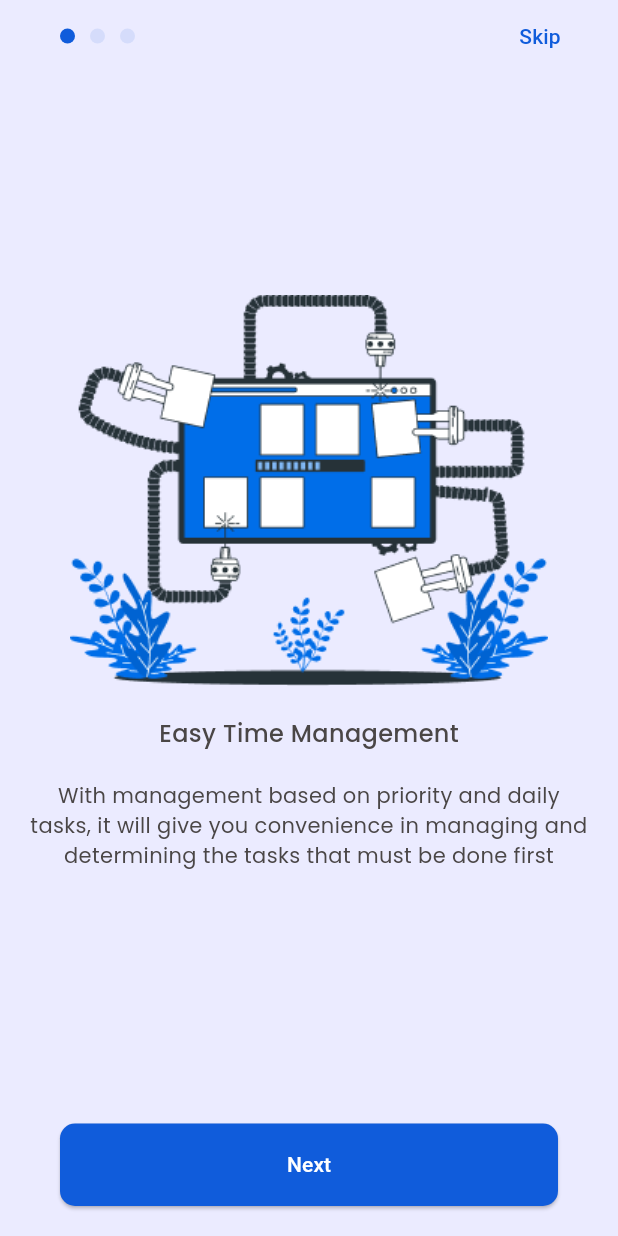
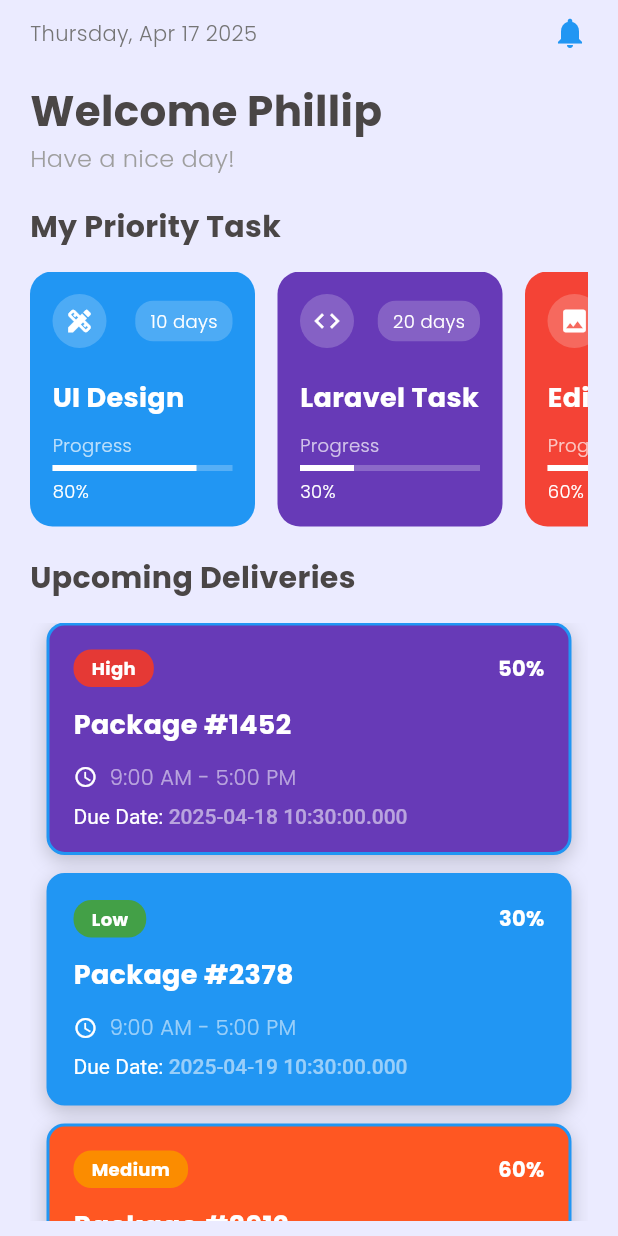
Before and after one commit to Tahsin007/nstu-codebreakers, a Flutter app: the screen it shows after launch, on a phone screen of 412 x 824 dp. Run offline on Flutter 3.47's test engine with Material 3 defaults, Android fonts, the phone set to English and light mode, and no system bars; our stand-ins replace dartz, equatable, flutter_bloc, flutter_dotenv, get_it, go_router and 4 more; accounts and stored records are empty.

Commit message:
Priority tasks and Upcoming delivery cards are made

```diff
--- a/task_hive/lib/core/navigation/router_config.dart
+++ b/task_hive/lib/core/navigation/router_config.dart
@@ -1,6 +1,7 @@
 import 'package:go_router/go_router.dart';
 import 'package:task_hive/features/auth/presentation/screens/sign_up_screen.dart';
 import 'package:task_hive/features/auth/presentation/screens/signin_screen.dart';
+import 'package:task_hive/features/home/presentation/home_screen.dart';
 import 'package:task_hive/features/onboarding/presentation/screens/onboard_screen_1.dart';
 import 'package:task_hive/features/onboarding/presentation/screens/onboard_screen_2.dart';
 import 'package:task_hive/features/onboarding/presentation/screens/splash_screen.dart';
@@ -19,7 +20,9 @@ class MyRouterConfig {
     routes: [
       GoRoute(
         path: MyRoutes.initialRoute,
-        builder: (context, state) => const SplashScreen(),
+        // builder: (context, state) => const SplashScreen(),
+        builder: (context, state) => const HomePage(),
+
       ),
       GoRoute(
         path: "/${MyRoutes.onboard1}",
@@ -49,6 +52,10 @@ class MyRouterConfig {
         path: "/${MyRoutes.signUpRoute}",
         builder: (context, state) => const SignUpScreen(),
       ),
+      GoRoute(
+        path: MyRoutes.home,
+        builder: (context, state) => const HomePage(),
+      )
     ],
   );
 }
--- a/task_hive/lib/core/navigation/routes.dart
+++ b/task_hive/lib/core/navigation/routes.dart
@@ -13,4 +13,6 @@ class MyRoutes {
 
   static String signInRoute = '/signIn';
   static String profile = '/profile';
+
+  static String home = '/home';
 }
--- /dev/null
+++ b/task_hive/lib/features/home/domain/entity/project_info.dart
@@ -0,0 +1,23 @@
+import 'package:flutter/material.dart';
+
+class ProjectData {
+  final String title;
+  final String address;
+  final DateTime date;
+  final String status;
+  final List<String> assignee;
+  final Color bgColor;
+  final String priority;
+  final int percentage;
+
+  ProjectData({
+    required this.title,
+    required this.address,
+    required this.date,
+    required this.status,
+    required this.assignee,
+    required this.bgColor,
+    required this.priority,
+    required this.percentage
+  });
+}
--- /dev/null
+++ b/task_hive/lib/features/home/presentation/home_screen.dart
@@ -0,0 +1,217 @@
+import 'package:flutter/material.dart';
+import 'package:logger/logger.dart';
+import 'package:task_hive/features/home/presentation/widgets/priority_task_card.dart';
+import 'package:task_hive/features/home/presentation/widgets/upcoming_delivery_card.dart';
+
+import '../domain/entity/project_info.dart';
+// import 'package:intl/intl.dart';
+
+class HomePage extends StatefulWidget {
+  const HomePage({super.key});
+
+  @override
+  State<HomePage> createState() => _HomePageState();
+}
+
+class _HomePageState extends State<HomePage> {
+  int _selectedIndex = 0;
+
+  // Sample delivery task data
+  final List<ProjectData> _deliveryTasks = [
+    ProjectData(
+        title: 'Package #1452',
+        address: '123 Main Street, Apt 4B',
+        date: DateTime.now().add(const Duration(days: 1)),
+        status: 'In Transit',
+        assignee: ['Tahsin', 'Mamun', 'Rafi'],
+        bgColor: Colors.deepPurple,
+        priority: 'High',
+      percentage: 50
+
+    ),
+    ProjectData(
+        title: 'Package #2378',
+        address: '456 Oak Avenue',
+        date: DateTime.now().add(const Duration(days: 2)),
+        status: 'Processing',
+        assignee: ['Tahsin', 'Mamun', 'Rafi'],
+        bgColor: Colors.blue,
+        priority: 'Low',
+        percentage: 30,
+    ),
+    ProjectData(
+      title: 'Package #3912',
+      address: '789 Pine Road',
+      date: DateTime.now().add(const Duration(days: 3)),
+      status: 'Scheduled',
+      assignee: ['Tahsin','Mamun','Rafi'],
+      bgColor: Colors.deepOrange,
+      priority: 'Medium',
+      percentage: 60
+
+    )
+  ];
+
+  void _onItemTapped(int index) {
+    setState(() {
+      _selectedIndex = index;
+    });
+  }
+
+  @override
+  Widget build(BuildContext context) {
+    final now = DateTime.now();
+
+    final formattedDate = _formatDate(now);
+
+    return Scaffold(
+      body: SafeArea(
+        child: Padding(
+          padding: const EdgeInsets.symmetric(horizontal: 20.0, vertical: 10.0),
+          child: Column(
+            crossAxisAlignment: CrossAxisAlignment.start,
+            children: [
+              // Date and notification
+              Row(
+                mainAxisAlignment: MainAxisAlignment.spaceBetween,
+                children: [
+                  Text(
+                    formattedDate,
+                    style: TextStyle(
+                      color: Colors.grey[600],
+                      fontSize: 14,
+                    ),
+                  ),
+                  const Icon(
+                    Icons.notifications,
+                    color: Colors.blue,
+                    size: 24,
+                  ),
+                ],
+              ),
+              const SizedBox(height: 20),
+
+              // Welcome message
+              const Text(
+                'Welcome Phillip',
+                style: TextStyle(
+                  fontSize: 28,
+                  fontWeight: FontWeight.bold,
+                ),
+              ),
+              const Text(
+                'Have a nice day!',
+                style: TextStyle(
+                  fontSize: 16,
+                  color: Colors.grey,
+                ),
+              ),
+              const SizedBox(height: 20),
+
+              // Priority tasks section
+              const Text(
+                'My Priority Task',
+                style: TextStyle(
+                  fontSize: 20,
+                  fontWeight: FontWeight.bold,
+                ),
+              ),
+              const SizedBox(height: 15),
+
+              // Priority task cards
+              SizedBox(
+                height: 170,
+                child: ListView(
+                  scrollDirection: Axis.horizontal,
+                  children: [
+                    priorityTaskCard(
+                      color: Colors.blue,
+                      icon: Icons.design_services,
+                      title: 'UI Design',
+                      days: 10,
+                      progress: 0.8,
+                    ),
+                    priorityTaskCard(
+                      color: Colors.deepPurple,
+                      icon: Icons.code,
+                      title: 'Laravel Task',
+                      days: 20,
+                      progress: 0.3,
+                    ),
+                    priorityTaskCard(
+                      color: Colors.red,
+                      icon: Icons.image,
+                      title: 'Edit Pictures',
+                      days: 5,
+                      progress: 0.6,
+                    ),
+                  ],
+                ),
+              ),
+
+              const SizedBox(height: 20),
+
+              // Delivery tasks section
+              const Text(
+                'Upcoming Deliveries',
+                style: TextStyle(
+                  fontSize: 20,
+                  fontWeight: FontWeight.bold,
+                ),
+              ),
+              const SizedBox(height: 15),
+
+              // Delivery task cards - Scrollable
+              Expanded(
+                child: ListView.builder(
+                  itemCount: _deliveryTasks.length,
+                  itemBuilder: (context, index) {
+                    return Column(
+                      children: [
+                        UpcomingDeliveryCard(
+                            taskName: _deliveryTasks[index].title,
+                            // timeRange: _deliveryTasks[index].date.toString(),
+                            dueDate: _deliveryTasks[index].date.toString(),
+                            progressPercentage: _deliveryTasks[index].percentage,
+                            assignees:_deliveryTasks[index].assignee,
+                          bgColor: _deliveryTasks[index].bgColor,
+                          priority: _deliveryTasks[index].priority,
+                        ),
+                        const SizedBox(height: 12),
+                      ],
+                    );
+                    // return _buildDeliveryTaskCard(_deliveryTasks[index]);
+                  },
+                ),
+
+              ),
+            ],
+          ),
+        ),
+      )
+    );
+  }
+}
+
+String _formatDate(DateTime date) {
+  final List<String> weekdays = [
+    'Monday',
+    'Tuesday',
+    'Wednesday',
+    'Thursday',
+    'Friday',
+    'Saturday',
+    'Sunday'
+  ];
+  final List<String> months = [
+    'Jan', 'Feb', 'Mar', 'Apr', 'May', 'Jun',
+    'Jul', 'Aug', 'Sep', 'Oct', 'Nov', 'Dec'
+  ];
+
+  final weekday = weekdays[date.weekday - 1]; // weekday is 1-7
+  final month = months[date.month - 1]; // month is 1-12
+
+  return '$weekday, $month ${date.day} ${date.year}';
+}
+
+// Model class for Delivery Tasks
--- /dev/null
+++ b/task_hive/lib/features/home/presentation/widgets/priority_task_card.dart
@@ -0,0 +1,87 @@
+import 'package:flutter/material.dart';
+
+
+Widget priorityTaskCard({
+  required Color color,
+  required IconData icon,
+  required String title,
+  required int days,
+  required double progress,
+}) {
+  return Container(
+    width: 150,
+    margin: const EdgeInsets.only(right: 15),
+    padding: const EdgeInsets.all(15),
+    decoration: BoxDecoration(
+      color: color,
+      borderRadius: BorderRadius.circular(15),
+    ),
+    child: Column(
+      crossAxisAlignment: CrossAxisAlignment.start,
+      children: [
+        Row(
+          mainAxisAlignment: MainAxisAlignment.spaceBetween,
+          children: [
+            Container(
+              padding: const EdgeInsets.all(8),
+              decoration: BoxDecoration(
+                color: Colors.white.withOpacity(0.2),
+                shape: BoxShape.circle,
+              ),
+              child: Icon(
+                icon,
+                color: Colors.white,
+                size: 20,
+              ),
+            ),
+            Container(
+              padding: const EdgeInsets.symmetric(horizontal: 10, vertical: 5),
+              decoration: BoxDecoration(
+                color: Colors.white.withOpacity(0.2),
+                borderRadius: BorderRadius.circular(12),
+              ),
+              child: Text(
+                '$days days',
+                style: const TextStyle(
+                  color: Colors.white,
+                  fontSize: 12,
+                ),
+              ),
+            ),
+          ],
+        ),
+        const Spacer(),
+        Text(
+          title,
+          style: const TextStyle(
+            color: Colors.white,
+            fontSize: 18,
+            fontWeight: FontWeight.bold,
+          ),
+        ),
+        const SizedBox(height: 10),
+        const Text(
+          'Progress',
+          style: TextStyle(
+            color: Colors.white70,
+            fontSize: 12,
+          ),
+        ),
+        const SizedBox(height: 5),
+        LinearProgressIndicator(
+          value: progress,
+          backgroundColor: Colors.white24,
+          valueColor: const AlwaysStoppedAnimation<Color>(Colors.white),
+        ),
+        const SizedBox(height: 5),
+        Text(
+          '${(progress * 100).toInt()}%',
+          style: const TextStyle(
+            color: Colors.white,
+            fontSize: 12,
+          ),
+        ),
+      ],
+    ),
+  );
+}
--- /dev/null
+++ b/task_hive/lib/features/home/presentation/widgets/upcoming_delivery_card.dart
@@ -0,0 +1,160 @@
+import 'package:flutter/material.dart';
+
+class UpcomingDeliveryCard extends StatelessWidget {
+  final String taskName;
+  final String timeRange;
+  final String dueDate;
+  final int progressPercentage;
+  final List<String> assignees;
+  final Color bgColor;
+  final String priority;
+
+  const UpcomingDeliveryCard({
+    super.key,
+    this.taskName = 'Untitled Task',
+    this.timeRange = '9:00 AM - 5:00 PM',
+    this.dueDate = 'N/A',
+    this.progressPercentage = 0,
+    this.assignees = const [],
+    this.bgColor=Colors.transparent,
+    this.priority = 'High'
+  });
+
+  @override
+  Widget build(BuildContext context) {
+    return Container(
+      width: double.infinity,
+      constraints: const BoxConstraints(maxWidth: 350),
+      padding: const EdgeInsets.all(16.0),
+      decoration: BoxDecoration(
+        color:  bgColor,
+        borderRadius: BorderRadius.circular(12),
+        border: Border.all(
+            style: BorderStyle.solid,
+            color: Colors.blue,
+            width: 2.0),
+        boxShadow: [
+          BoxShadow(
+            color: Colors.black.withOpacity(0.2),
+            blurRadius: 10,
+            offset: const Offset(0, 4),
+          ),
+        ],
+      ),
+      child: Column(
+        crossAxisAlignment: CrossAxisAlignment.start,
+        mainAxisSize: MainAxisSize.min,
+        children: [
+          // Top row with priority tag and completion percentage
+          Row(
+            mainAxisAlignment: MainAxisAlignment.spaceBetween,
+            children: [
+              // High priority tag
+              Container(
+                padding:
+                  const EdgeInsets.symmetric(horizontal: 12, vertical: 4),
+                  decoration: BoxDecoration(
+                  color: getPriorityColor(priority),
+                  borderRadius: BorderRadius.circular(12),
+                ),
+                child: Text(
+                  priority,
+                  style: const TextStyle(
+                    color: Colors.white,
+                    fontWeight: FontWeight.bold,
+                    fontSize: 12,
+                  ),
+                ),
+              ),
+
+              // Completion percentage
+              Text(
+                '$progressPercentage%',
+                style: const TextStyle(
+                  color: Colors.white,
+                  fontSize: 14,
+                  fontWeight: FontWeight.bold,
+                ),
+              ),
+            ],
+          ),
+
+          const SizedBox(height: 12),
+
+          // Task name
+          Text(
+            taskName,
+            style: const TextStyle(
+              color: Colors.white,
+              fontSize: 18,
+              fontWeight: FontWeight.bold,
+            ),
+          ),
+
+          const SizedBox(height: 12),
+
+          // Time range with icon
+          Row(
+            children: [
+              const Icon(
+                Icons.access_time,
+                color: Colors.white,
+                size: 16,
+              ),
+              const SizedBox(width: 8),
+              Text(
+                timeRange,
+                style: const TextStyle(
+                  color: Colors.white54,
+                  fontSize: 14,
+                ),
+              ),
+            ],
+          ),
+
+          const SizedBox(height: 8),
+
+          // Due date and assignees
+          Row(
+            mainAxisAlignment: MainAxisAlignment.spaceBetween,
+            children: [
+              // Due date
+              RichText(
+                text: TextSpan(
+                  text: 'Due Date: ',
+                  style: const TextStyle(
+                    color: Colors.white,
+                    fontSize: 14,
+                  ),
+                  children: [
+                    TextSpan(
+                      text: dueDate,
+                      style: const TextStyle(
+                        color: Colors.white54,
+                        fontWeight: FontWeight.w500,
+                      ),
+                    ),
+                  ],
+                ),
+              ),
+            ],
+          ),
+        ],
+      ),
+
+    );
+  }
+}
+
+Color getPriorityColor(String priority) {
+  switch (priority.toLowerCase()) {
+    case 'high':
+      return Colors.red.shade600;
+    case 'medium':
+      return Colors.orange.shade600;
+    case 'low':
+      return Colors.green.shade600;
+    default:
+      return Colors.grey.shade600;
+  }
+}
```
Also changed, not shown: task_hive/pubspec.lock, 125 other files.
